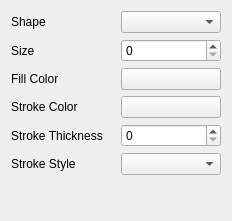
The window that DockTest/shaperendererwidget.ui (0000duck/Qt-Engine) describes before a commit, drawn with Qt 5.
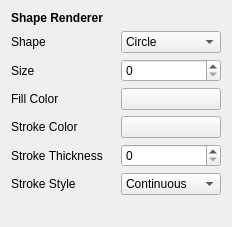
The same window after the commit.

Commit message: Added Shape Renderer Widget in Inspector

What changed in the file:
```diff
--- a/DockTest/shaperendererwidget.ui
+++ b/DockTest/shaperendererwidget.ui
@@ -7,13 +7,26 @@
     <x>0</x>
     <y>0</y>
     <width>232</width>
-    <height>221</height>
+    <height>227</height>
    </rect>
   </property>
   <property name="windowTitle">
    <string>Form</string>
   </property>
   <layout class="QVBoxLayout" name="verticalLayout">
+   <item>
+    <widget class="QLabel" name="label_7">
+     <property name="font">
+      <font>
+       <weight>75</weight>
+       <bold>true</bold>
+      </font>
+     </property>
+     <property name="text">
+      <string>Shape Renderer</string>
+     </property>
+    </widget>
+   </item>
    <item>
     <layout class="QHBoxLayout" name="horizontalLayout">
      <item>
@@ -62,6 +75,21 @@
          <height>0</height>
         </size>
        </property>
+       <item>
+        <property name="text">
+         <string>Circle</string>
+        </property>
+       </item>
+       <item>
+        <property name="text">
+         <string>Square</string>
+        </property>
+       </item>
+       <item>
+        <property name="text">
+         <string>Triangle</string>
+        </property>
+       </item>
       </widget>
      </item>
     </layout>
@@ -328,6 +356,16 @@
          <height>0</height>
         </size>
        </property>
+       <item>
+        <property name="text">
+         <string>Continuous</string>
+        </property>
+       </item>
+       <item>
+        <property name="text">
+         <string>Discontinuous</string>
+        </property>
+       </item>
       </widget>
      </item>
     </layout>
```
The commit also changes 4 other files.
